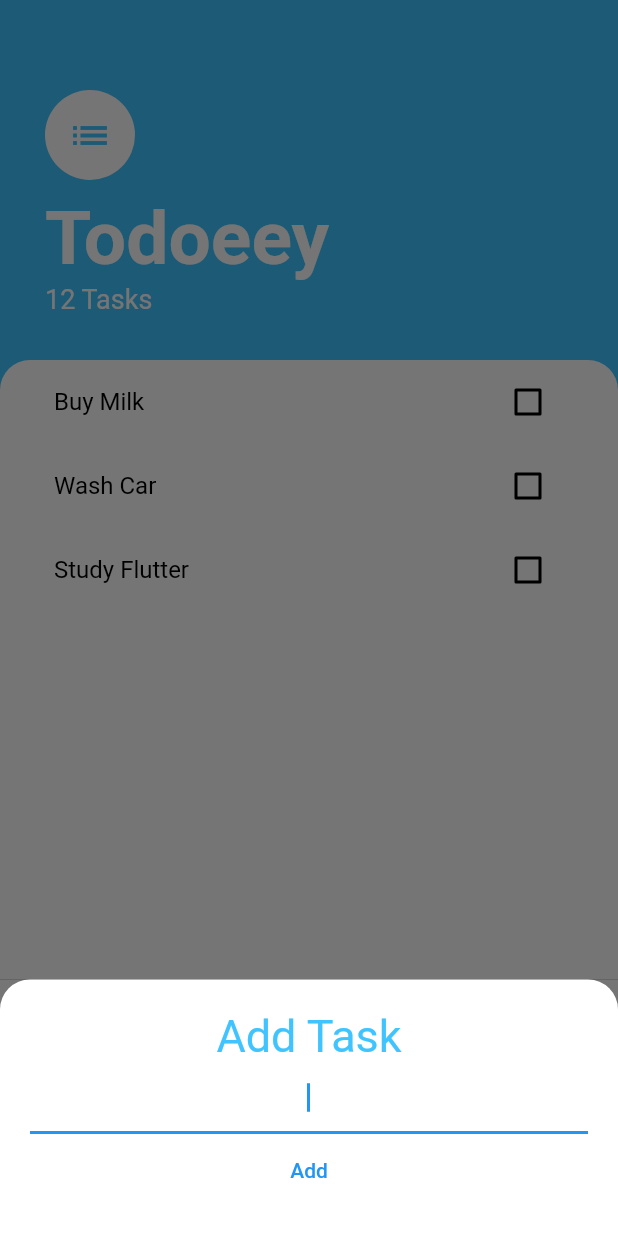
After one commit to erwinmacaraig/learning-flutter-two, a Flutter app: the TasksScreen screen opened by its route, after a tap on the "add" icon, on a phone screen of 412 x 824 dp. The commit adds this screen. Run offline on Flutter 3.47's test engine with Material 2 defaults, Android fonts, the phone set to English and light mode, and no system bars; our stand-ins replace audioplayers, flutter_spinkit, font_awesome_flutter, geolocator, rflutter_alert.

Commit message:
refactoring for list view

```diff
--- a/lib/main.dart
+++ b/lib/main.dart
@@ -12,6 +12,7 @@ class MyApp extends StatelessWidget {
   Widget build(BuildContext context) {
     return MaterialApp(
       theme: ThemeData.dark().copyWith(
+        unselectedWidgetColor: Colors.black,
         primaryColor: const Color(0xFF0A0E21),
         scaffoldBackgroundColor: const Color(0xFF0A0E21),
       ),
@@ -28,6 +29,9 @@ class MyApp extends StatelessWidget {
         },
         '/clima': (context) {
           return LoadingScreen();
+        },
+        '/todoeey': (context) {
+          return TasksScreen();
         }
       },
       // home: Topics(),
--- a/lib/models/models.dart
+++ b/lib/models/models.dart
@@ -2,3 +2,4 @@ export 'question.dart';
 export 'quiz_brain.dart';
 export 'calculator.brain.dart';
 export 'weather.dart';
+export 'task.dart';
--- /dev/null
+++ b/lib/models/task.dart
@@ -0,0 +1,10 @@
+class Task {
+  final String name;
+  bool isDone;
+
+  Task({required this.name, this.isDone = false});
+
+  void toggleDone() {
+    isDone = !isDone;
+  }
+}
--- /dev/null
+++ b/lib/screens/add_task_screen.dart
@@ -0,0 +1,40 @@
+import 'package:flutter/material.dart';
+
+class AddTaskScreen extends StatelessWidget {
+  @override
+  Widget build(BuildContext context) {
+    return Container(
+      color: Color(0xFF757575),
+      child: Container(
+        padding: const EdgeInsets.all(20.0),
+        decoration: const BoxDecoration(
+          color: Colors.white,
+          borderRadius: BorderRadius.only(
+            topLeft: Radius.circular(20.0),
+            topRight: Radius.circular(20.0),
+          ),
+        ),
+        child: Column(
+          children: [
+            const Text(
+              'Add Task',
+              textAlign: TextAlign.center,
+              style: TextStyle(fontSize: 30.0, color: Colors.lightBlueAccent),
+            ),
+            const TextField(
+              autofocus: true,
+              textAlign: TextAlign.center,
+              style: TextStyle(color: Colors.lightBlueAccent),
+            ),
+            TextButton(
+              onPressed: () {
+                print('I was pressed');
+              },
+              child: const Text('Add'),
+            )
+          ],
+        ),
+      ),
+    );
+  }
+}
--- a/lib/screens/screens.dart
+++ b/lib/screens/screens.dart
@@ -9,3 +9,5 @@ export 'topics.dart';
 export 'loading_screen.dart';
 export 'city_screen.dart';
 export 'location_screen.dart';
+export 'tasks_screen.dart';
+export 'add_task_screen.dart';
--- /dev/null
+++ b/lib/screens/tasks_screen.dart
@@ -0,0 +1,80 @@
+import 'package:flutter/material.dart';
+import '../widgets/widgets.dart';
+import './screens.dart';
+
+class TasksScreen extends StatelessWidget {
+  @override
+  Widget build(BuildContext context) {
+    return Scaffold(
+      backgroundColor: Colors.lightBlueAccent,
+      floatingActionButton: FloatingActionButton(
+        onPressed: () {
+          showModalBottomSheet(
+            isScrollControlled: true,
+            context: context,
+            builder: (context) => SingleChildScrollView(
+              child: Container(
+                padding: EdgeInsets.only(
+                    bottom: MediaQuery.of(context).viewInsets.bottom),
+                child: AddTaskScreen(),
+              ),
+            ),
+          );
+        },
+        backgroundColor: Colors.lightBlueAccent,
+        child: Icon(Icons.add),
+      ),
+      body: Column(
+        crossAxisAlignment: CrossAxisAlignment.start,
+        children: [
+          Container(
+            padding: const EdgeInsets.only(
+                top: 60.0, left: 30.0, right: 30.0, bottom: 30.0),
+            child: Column(
+              crossAxisAlignment: CrossAxisAlignment.start,
+              children: const [
+                CircleAvatar(
+                  backgroundColor: Colors.white,
+                  radius: 30.0,
+                  child: Icon(
+                    Icons.list,
+                    size: 30.0,
+                    color: Colors.lightBlueAccent,
+                  ),
+                ),
+                SizedBox(
+                  height: 10.0,
+                ),
+                Text(
+                  'Todoeey',
+                  style: TextStyle(
+                    color: Colors.white,
+                    fontSize: 50.0,
+                    fontWeight: FontWeight.w700,
+                  ),
+                ),
+                Text(
+                  '12 Tasks',
+                  style: TextStyle(color: Colors.white, fontSize: 18.0),
+                ),
+              ],
+            ),
+          ),
+          Expanded(
+            child: Container(
+              padding: EdgeInsets.symmetric(horizontal: 20.0),
+              decoration: const BoxDecoration(
+                color: Colors.white,
+                borderRadius: BorderRadius.only(
+                  topLeft: Radius.circular(20.0),
+                  topRight: Radius.circular(20.0),
+                ),
+              ),
+              child: TasksList(),
+            ),
+          ),
+        ],
+      ),
+    );
+  }
+}
--- a/lib/screens/topics.dart
+++ b/lib/screens/topics.dart
@@ -6,7 +6,7 @@ class Topics extends StatelessWidget {
   Widget build(BuildContext context) {
     return Scaffold(
       appBar: AppBar(
-        title: Text(
+        title: const Text(
           'Topics',
           style: kTitleTextStyle,
         ),
@@ -16,6 +16,15 @@ class Topics extends StatelessWidget {
         mainAxisAlignment: MainAxisAlignment.center,
         crossAxisAlignment: CrossAxisAlignment.stretch,
         children: [
+          ElevatedButton(
+            onPressed: () {
+              Navigator.pushNamed(context, '/todoeey');
+            },
+            child: const Text(
+              'To Do App (State Management)',
+              style: kLargeButtonTextStyle,
+            ),
+          ),
           ElevatedButton(
             onPressed: () {
               Navigator.pushNamed(context, '/clima');
--- /dev/null
+++ b/lib/widgets/task_checkbox.dart
@@ -0,0 +1,17 @@
+import 'package:flutter/material.dart';
+
+class TaskCheckbox extends StatelessWidget {
+  final bool checkboxState;
+  final Function(bool?) toggleCheckboxState;
+
+  TaskCheckbox(this.checkboxState, this.toggleCheckboxState);
+
+  @override
+  Widget build(BuildContext context) {
+    return Checkbox(
+      activeColor: Colors.grey,
+      value: checkboxState,
+      onChanged: toggleCheckboxState,
+    );
+  }
+}
--- /dev/null
+++ b/lib/widgets/task_tile.dart
@@ -0,0 +1,34 @@
+import 'package:flutter/material.dart';
+import './widgets.dart';
+
+class TaskTile extends StatelessWidget {
+  final bool isChecked;
+  final String taskTitle;
+
+  TaskTile({required this.isChecked, required this.taskTitle});
+
+  // void checkboxCallback(bool? checkboxState) {
+  //   setState(() {
+  //     isChecked = checkboxState as bool;
+  //   });
+  // }
+
+  @override
+  Widget build(BuildContext context) {
+    return ListTile(
+      title: Text(
+        taskTitle,
+        style: TextStyle(
+            color: Colors.black,
+            decoration: isChecked ? TextDecoration.lineThrough : null),
+      ),
+      trailing: Checkbox(
+        activeColor: Colors.grey,
+        value: isChecked,
+        onChanged: (bool? newValue) {},
+      ),
+
+      //TaskCheckbox(isChecked, checkboxCallback),
+    );
+  }
+}
--- /dev/null
+++ b/lib/widgets/tasks_list_widget.dart
@@ -0,0 +1,35 @@
+import 'package:flutter/material.dart';
+import 'widgets.dart';
+import '../models/models.dart';
+
+class TasksList extends StatefulWidget {
+  _TaskListsState createState() => _TaskListsState();
+}
+
+class _TaskListsState extends State<TasksList> {
+  List<Task> tasks = [
+    Task(name: 'Buy Milk'),
+    Task(name: 'Wash Car'),
+    Task(name: 'Study Flutter'),
+  ];
+
+  @override
+  Widget build(BuildContext context) {
+    return ListView(
+      children: [
+        TaskTile(
+          taskTitle: tasks[0].name,
+          isChecked: tasks[0].isDone,
+        ),
+        TaskTile(
+          taskTitle: tasks[1].name,
+          isChecked: tasks[1].isDone,
+        ),
+        TaskTile(
+          taskTitle: tasks[2].name,
+          isChecked: tasks[2].isDone,
+        ),
+      ],
+    );
+  }
+}
--- a/lib/widgets/widgets.dart
+++ b/lib/widgets/widgets.dart
@@ -4,3 +4,6 @@ export 'input_tobmi_widget.dart';
 export 'icon_content.widget.dart';
 export 'reusable_card.widget.dart';
 export 'ButtomButton.dart';
+export 'tasks_list_widget.dart';
+export 'task_tile.dart';
+export 'task_checkbox.dart';
```
